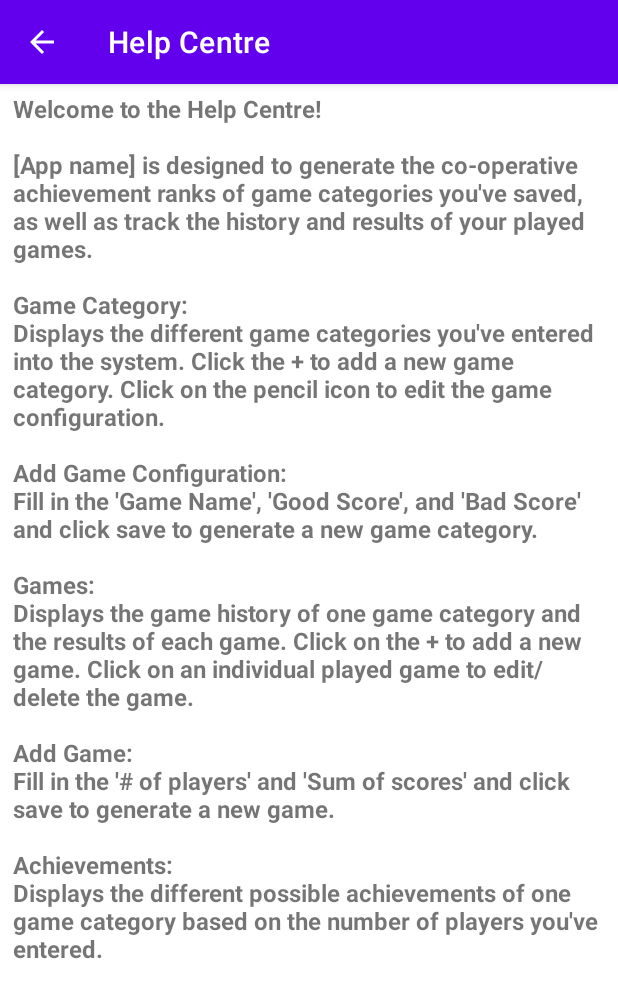
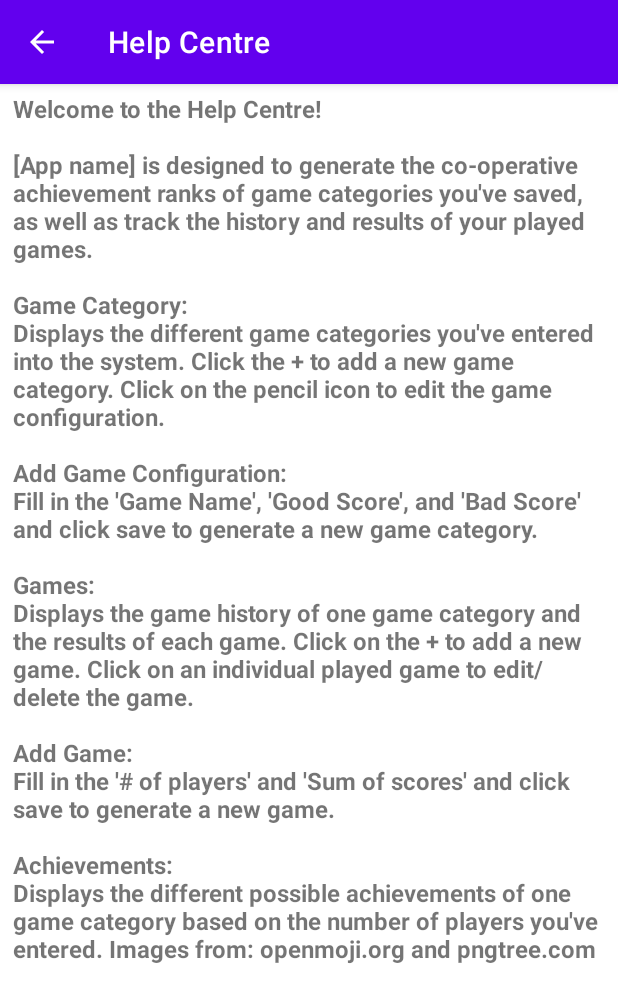
Before and after one commit to mantajdhillon/Game-Manager, an Android app: the HelpActivity screen opened directly, with no data from a screen before it, on a phone screen of 412 x 824 dp. Shown: the top 1002 px of the screen. Run offline under Robolectric (Android 15) with nearby library versions, the phone set to English and light mode, and no system bars.

Commit message:
Help Centre update.
Links to images resource was added.

```diff
--- a/app/src/main/res/values/strings.xml
+++ b/app/src/main/res/values/strings.xml
@@ -27,7 +27,7 @@
 
     <!--Help Screen-->
     <string name="help_activity_title">Help Centre</string>
-    <string name="help_message">Welcome to the Help Centre!\n\n[App name] is designed to generate the co-operative achievement ranks of game categories you\'ve saved, as well as track the history and results of your played games.\n\nGame Category:\nDisplays the different game categories you\'ve entered into the system. Click the + to add a new game category. Click on the pencil icon to edit the game configuration.\n\nAdd Game Configuration:\nFill in the \'Game Name\', \'Good Score\', and \'Bad Score\' and click save to generate a new game category.\n\nGames:\nDisplays the game history of one game category and the results of each game. Click on the + to add a new game. Click on an individual played game to edit/delete the game.\n\nAdd Game:\nFill in the \'# of players\' and \'Sum of scores\' and click save to generate a new game.\n\nAchievements:\nDisplays the different possible achievements of one game category based on the number of players you\'ve entered.</string>
+    <string name="help_message">Welcome to the Help Centre!\n\n[App name] is designed to generate the co-operative achievement ranks of game categories you\'ve saved, as well as track the history and results of your played games.\n\nGame Category:\nDisplays the different game categories you\'ve entered into the system. Click the + to add a new game category. Click on the pencil icon to edit the game configuration.\n\nAdd Game Configuration:\nFill in the \'Game Name\', \'Good Score\', and \'Bad Score\' and click save to generate a new game category.\n\nGames:\nDisplays the game history of one game category and the results of each game. Click on the + to add a new game. Click on an individual played game to edit/delete the game.\n\nAdd Game:\nFill in the \'# of players\' and \'Sum of scores\' and click save to generate a new game.\n\nAchievements:\nDisplays the different possible achievements of one game category based on the number of players you\'ve entered. Images from: openmoji.org and pngtree.com</string>
 
     <!--Other-->
     <string name="save">save</string>
```
